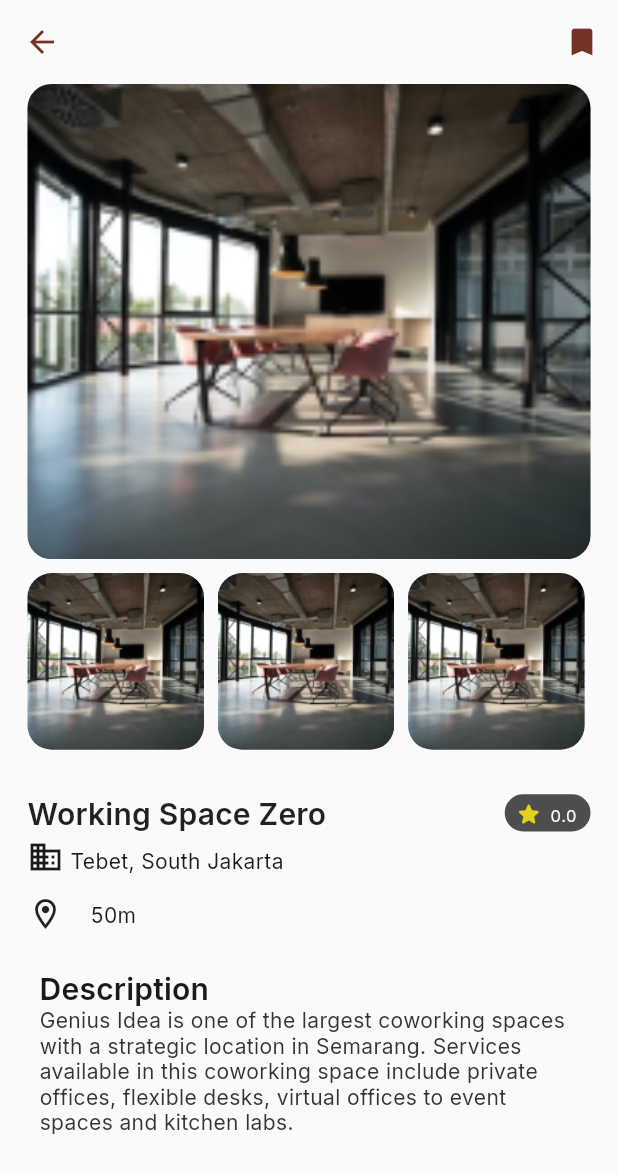
After one commit to Kelompok3-Office-Booking/flutter, a Flutter app: the OfficeDetailScreen screen opened directly, on a phone screen of 412 x 824 dp. The commit adds this screen. Shown: the top 1173 px of the screen. Run offline on Flutter 3.47's test engine with Material 2 defaults, Android fonts, the phone set to English and light mode, and no system bars; our stand-ins replace animated_splash_screen, carousel_slider, flutter_spinkit, flutter_svg, fluttertoast, geocoding and 5 more.

Commit message:
unfinished office detail

```diff
--- a/betterspace/lib/src/screen/landing/on_boarding_screen/on_boarding_view.dart
+++ b/betterspace/lib/src/screen/landing/on_boarding_screen/on_boarding_view.dart
@@ -2,6 +2,7 @@ import 'package:betterspace/src/model/onboarding_model.dart';
 import 'package:betterspace/src/screen/landing/on_boarding_screen/on_boarding_screen.dart';
 import 'package:betterspace/src/utils/adapt_size.dart';
 import 'package:betterspace/src/utils/colors.dart';
+import 'package:betterspace/src/view_model/get_location_view_model.dart';
 import 'package:betterspace/src/view_model/navigasi_view_model.dart';
 import 'package:betterspace/src/view_model/onboarding_view_model.dart';
 import 'package:betterspace/src/widget/widget/button_widget.dart';
@@ -19,6 +20,12 @@ class OnBoardinView extends StatefulWidget {
 
 class _OnBoardinViewState extends State<OnBoardinView> {
   final PageController _pageController = PageController();
+
+  initState() {
+    super.initState();
+    Provider.of<GetLocationViewModel>(context, listen: false)
+        .checkAndGetPosition();
+  }
 
   @override
   void dispose() {
--- a/betterspace/lib/src/utils/adapt_size.dart
+++ b/betterspace/lib/src/utils/adapt_size.dart
@@ -9,7 +9,23 @@ class AdaptSize {
     screenHeight = _mediaQueryData.size.height;
     dynamicBodyTextMedium = _mediaQueryData.size.height * .014;
     dynamicBodyTextMedium = _mediaQueryData.size.height / 1000 * 12;
+
+    //padding
     paddingTop = _mediaQueryData.padding.top;
+    pixel2 = _mediaQueryData.size.width / 180;
+    pixel3 = _mediaQueryData.size.width / 120;
+    pixel4 = _mediaQueryData.size.width / 90;
+    pixel5 = _mediaQueryData.size.width / 72;
+    pixel6 = _mediaQueryData.size.width / 60;
+    pixel8 = _mediaQueryData.size.width / 45;
+    pixel10 = _mediaQueryData.size.width / 36;
+    pixel16 = _mediaQueryData.size.width / 22.5;
+    pixel18 = _mediaQueryData.size.width / 20;
+    pixel20 = _mediaQueryData.size.width / 18;
+    pixel22 = _mediaQueryData.size.width / 16.40;
+    pixel26 = _mediaQueryData.size.width / 13.9;
+    pixel28 = _mediaQueryData.size.width / 12.9;
+    pixel34 = _mediaQueryData.size.width / 10.6;
   }
 
   static late MediaQueryData _mediaQueryData;
@@ -17,5 +33,21 @@ class AdaptSize {
   static late double screenHeight;
   static late double dynamicBodyTextMedium;
   static late double dynamicBodyTextSmall;
+
+  //dynamic padding
   static late double paddingTop;
+  static late double pixel2;
+  static late double pixel4;
+  static late double pixel3;
+  static late double pixel5;
+  static late double pixel6;
+  static late double pixel8;
+  static late double pixel10;
+  static late double pixel16;
+  static late double pixel18;
+  static late double pixel20;
+  static late double pixel22;
+  static late double pixel26;
+  static late double pixel28;
+  static late double pixel34;
 }
--- a/betterspace/lib/src/utils/colors.dart
+++ b/betterspace/lib/src/utils/colors.dart
@@ -3,6 +3,7 @@ import 'package:flutter/material.dart';
 
 class MyColor {
   static HexColor redColor = HexColor('FF5C3C');
+  static HexColor starYellow = HexColor('E5D11A');
   static HexColor darkColor = HexColor('121721');
   static HexColor dark700Color = HexColor('3A3E46');
   static HexColor grayLightColor = HexColor('6E7A95');
--- a/betterspace/lib/src/view_model/login_view_model.dart
+++ b/betterspace/lib/src/view_model/login_view_model.dart
@@ -1,4 +1,3 @@
-import 'package:betterspace/src/view_model/get_location_view_model.dart';
 import 'package:betterspace/src/view_model/navigasi_view_model.dart';
 import 'package:flutter/cupertino.dart';
 import 'package:provider/provider.dart';
@@ -11,7 +10,7 @@ class LoginViewModel with ChangeNotifier {
   void userLogin(context) async {
     _isLoading = !_isLoading;
     notifyListeners();
-    Provider.of<GetLocationViewModel>(context, listen: false).checkAndGetPosition();
+
     await Future.delayed(const Duration(seconds: 3));
     _isLoading = false;
     notifyListeners();
--- a/betterspace/lib/src/view_model/navigasi_view_model.dart
+++ b/betterspace/lib/src/view_model/navigasi_view_model.dart
@@ -7,6 +7,7 @@ import 'package:betterspace/src/screen/menu/home/notification_screen.dart';
 import 'package:betterspace/src/screen/menu/home/search_space_screen.dart';
 
 import 'package:betterspace/src/screen/menu_screen.dart';
+import 'package:betterspace/src/widget/home_widget/office_detail_widget/office_detail_screen.dart';
 import 'package:flutter/cupertino.dart';
 
 class NavigasiViewModel with ChangeNotifier {
@@ -51,6 +52,15 @@ class NavigasiViewModel with ChangeNotifier {
     Navigator.of(context).pushAndRemoveUntil(
         CupertinoPageRoute(
           builder: (context) => const RegisterScreen(),
+        ),
+        (route) => false);
+  }
+
+  /// navigasi onboarding ke register screen
+  void navigasiToOfficeDetail(BuildContext context) {
+    Navigator.of(context).pushAndRemoveUntil(
+        CupertinoPageRoute(
+          builder: (context) => const OfficeDetailScreen(),
         ),
         (route) => false);
   }
--- /dev/null
+++ b/betterspace/lib/src/widget/home_widget/office_detail_widget/office_detail_screen.dart
@@ -0,0 +1,285 @@
+import 'package:betterspace/src/utils/adapt_size.dart';
+import 'package:betterspace/src/utils/colors.dart';
+import 'package:betterspace/src/widget/widget/icon_with_label.dart';
+import 'package:betterspace/src/widget/widget/transparent_appbar.dart';
+import 'package:flutter/cupertino.dart';
+import 'package:flutter/material.dart';
+import 'package:flutter/src/widgets/container.dart';
+import 'package:flutter/src/widgets/framework.dart';
+
+class OfficeDetailScreen extends StatefulWidget {
+  const OfficeDetailScreen({super.key});
+
+  @override
+  State<OfficeDetailScreen> createState() => _OfficeDetailScreenState();
+}
+
+class _OfficeDetailScreenState extends State<OfficeDetailScreen> {
+  @override
+  Widget build(BuildContext context) {
+    AdaptSize.size(context: context);
+    return Scaffold(
+      appBar: transparentAppbarWidget(
+        context: context,
+        leadingIcon: IconButton(
+          onPressed: () {},
+          icon: Icon(
+            Icons.arrow_back,
+            color: MyColor.danger100,
+          ),
+        ),
+        actionIcon: [
+          IconButton(
+              onPressed: () {},
+              icon: Icon(
+                Icons.bookmark,
+                color: MyColor.danger100,
+              ))
+        ],
+      ),
+      body: Padding(
+        padding:
+            EdgeInsets.only(right: AdaptSize.pixel16, left: AdaptSize.pixel16),
+        child: ListView(
+          children: [
+            Padding(
+              padding: EdgeInsets.only(bottom: AdaptSize.pixel18),
+              child: SizedBox(
+                height: ((AdaptSize.screenWidth / 1.097) * 1.2),
+                width: AdaptSize.screenWidth / 1.097,
+                child: Column(
+                  children: [
+                    Padding(
+                      padding: EdgeInsets.only(bottom: AdaptSize.pixel8),
+                      child: SizedBox(
+                        height: AdaptSize.screenWidth / 1.3,
+                        width: AdaptSize.screenWidth / 1.097,
+                        child: ClipRRect(
+                          borderRadius: BorderRadius.circular(16),
+                          child: Image(
+                            image: AssetImage(
+                                "assets/image_assets/space_image/space1.png"),
+                            fit: BoxFit.cover,
+                          ),
+                        ),
+                      ),
+                    ),
+                    SizedBox(
+                        height: AdaptSize.screenWidth / 3.5,
+                        width: AdaptSize.screenWidth / 1.097,
+                        child: ListView(
+                          scrollDirection: Axis.horizontal,
+                          children: [
+                            Padding(
+                              padding: EdgeInsets.only(right: AdaptSize.pixel8),
+                              child: SizedBox(
+                                height: AdaptSize.screenWidth / 3.5,
+                                width: AdaptSize.screenWidth / 3.5,
+                                child: ClipRRect(
+                                  borderRadius: BorderRadius.circular(16),
+                                  child: Image(
+                                    image: AssetImage(
+                                        "assets/image_assets/space_image/space1.png"),
+                                    fit: BoxFit.cover,
+                                  ),
+                                ),
+                              ),
+                            ),
+                            Padding(
+                              padding: EdgeInsets.only(right: AdaptSize.pixel8),
+                              child: SizedBox(
+                                height: AdaptSize.screenWidth / 3.5,
+                                width: AdaptSize.screenWidth / 3.5,
+                                child: ClipRRect(
+                                  borderRadius: BorderRadius.circular(16),
+                                  child: Image(
+                                    image: AssetImage(
+                                        "assets/image_assets/space_image/space1.png"),
+                                    fit: BoxFit.cover,
+                                  ),
+                                ),
+                              ),
+                            ),
+                            Padding(
+                              padding: EdgeInsets.only(right: AdaptSize.pixel8),
+                              child: SizedBox(
+                                height: AdaptSize.screenWidth / 3.5,
+                                width: AdaptSize.screenWidth / 3.5,
+                                child: ClipRRect(
+                                  borderRadius: BorderRadius.circular(16),
+                                  child: Image(
+                                    image: AssetImage(
+                                        "assets/image_assets/space_image/space1.png"),
+                                    fit: BoxFit.cover,
+                                  ),
+                                ),
+                              ),
+                            ),
+                            Padding(
+                              padding: EdgeInsets.only(right: AdaptSize.pixel8),
+                              child: SizedBox(
+                                height: AdaptSize.screenWidth / 3.5,
+                                width: AdaptSize.screenWidth / 3.5,
+                                child: ClipRRect(
+                                  borderRadius: BorderRadius.circular(16),
+                                  child: Image(
+                                    image: AssetImage(
+                                        "assets/image_assets/space_image/space1.png"),
+                                    fit: BoxFit.cover,
+                                  ),
+                                ),
+                              ),
+                            ),
+                          ],
+                        )),
+                  ],
+                ),
+              ),
+            ),
+            Padding(
+              padding: EdgeInsets.only(bottom: AdaptSize.pixel8),
+              child: SizedBox(
+                height: AdaptSize.screenWidth / 4,
+                width: AdaptSize.screenWidth / 1.097,
+                child: Column(
+                  children: [
+                    SizedBox(
+                      height: AdaptSize.screenWidth / 12.9,
+                      child: Row(
+                        children: [
+                          Text(
+                            "Working Space Zero",
+                            style: Theme.of(context).textTheme.headline6,
+                          ),
+                          Spacer(),
+                          SizedBox(
+                              width: AdaptSize.screenWidth / 7.2,
+                              height: AdaptSize.screenWidth / 15,
+                              child: Stack(
+                                children: [
+                                  SizedBox(
+                                    width: AdaptSize.screenWidth / 4,
+                                    height: AdaptSize.screenHeight / 33.3,
+                                    child: DecoratedBox(
+                                      decoration: BoxDecoration(
+                                          color: MyColor.neutral300,
+                                          border: Border.all(
+                                              width: 1,
+                                              color: MyColor.neutral300),
+                                          borderRadius:
+                                              BorderRadius.circular(42)),
+                                    ),
+                                  ),
+                                  Positioned(
+                                    top: AdaptSize.pixel4,
+                                    bottom: AdaptSize.pixel4,
+                                    right: AdaptSize.pixel8,
+                                    left: AdaptSize.pixel6,
+                                    child: SizedBox(
+                                      height: AdaptSize.pixel16,
+                                      width: AdaptSize.pixel34,
+                                      child: Row(
+                                        children: [
+                                          Icon(
+                                            Icons.star_rounded,
+                                            color: MyColor.starYellow,
+                                            size: AdaptSize.pixel16,
+                                          ),
+                                          Spacer(),
+                                          Text(
+                                            "0.0",
+                                            style: Theme.of(context)
+                                                .textTheme
+                                                .bodySmall!
+                                                .copyWith(
+                                                    color: MyColor.neutral900,
+                                                    fontSize: 11),
+                                          ),
+                                        ],
+                                      ),
+                                    ),
+                                  ),
+                                ],
+                              )),
+                        ],
+                      ),
+                    ),
+                    Padding(
+                      padding: EdgeInsets.only(bottom: AdaptSize.pixel10),
+                      child: SizedBox(
+                        height: AdaptSize.pixel20,
+                        child: Row(
+                          children: [
+                            Padding(
+                              padding: EdgeInsets.only(
+                                right: AdaptSize.pixel4,
+                              ),
+                              child: Icon(
+                                Icons.domain,
+                                color: MyColor.neutral100,
+                                size: 24,
+                              ),
+                            ),
+                            Padding(
+                              padding: EdgeInsets.only(top: AdaptSize.pixel5),
+                              child: Text(
+                                "Tebet, South Jakarta",
+                                style: Theme.of(context)
+                                    .textTheme
+                                    .bodyMedium!
+                                    .copyWith(color: MyColor.neutral100),
+                              ),
+                            ),
+                          ],
+                        ),
+                      ),
+                    ),
+                    SizedBox(
+                        height: AdaptSize.pixel28,
+                        child: IconWithLabel().asrow(
+                            usedIcon: Icon(Icons.location_on_outlined),
+                            labelText: Text("50m",
+                                style: Theme.of(context)
+                                    .textTheme
+                                    .bodyMedium!
+                                    .copyWith(
+                                      color: MyColor.neutral100,
+                                    )),
+                            spacer: AdaptSize.pixel16))
+                  ],
+                ),
+              ),
+            ),
+            Padding(
+              padding: EdgeInsets.all(8.0),
+              child: SizedBox(
+                height: AdaptSize.screenWidth / 3,
+                child: Column(
+                  crossAxisAlignment: CrossAxisAlignment.start,
+                  children: [
+                    Text(
+                      "Description",
+                      style: Theme.of(context).textTheme.headline6!.copyWith(
+                            color: MyColor.neutral100,
+                          ),
+                    ),
+                    Expanded(
+                      child: Text(
+                        "Genius Idea is one of the largest coworking spaces with a strategic location in Semarang. Services available in this coworking space include private offices, flexible desks, virtual offices to event spaces and kitchen labs.",
+                        style: Theme.of(context)
+                            .textTheme
+                            .bodyMedium!
+                            .copyWith(color: MyColor.neutral200),
+                        overflow: TextOverflow.visible,
+                      ),
+                    )
+                  ],
+                ),
+              ),
+            )
+          ],
+        ),
+      ),
+    );
+  }
+}
--- /dev/null
+++ b/betterspace/lib/src/widget/widget/icon_with_label.dart
@@ -0,0 +1,21 @@
+import 'package:flutter/material.dart';
+import 'package:flutter/src/widgets/container.dart';
+import 'package:flutter/src/widgets/framework.dart';
+
+class IconWithLabel {
+  Row asrow(
+      {required Icon usedIcon,
+      required Text labelText,
+      required double spacer}) {
+    return Row(
+      mainAxisAlignment: MainAxisAlignment.start,
+      children: [
+        Padding(
+          padding: EdgeInsets.only(right: spacer),
+          child: usedIcon,
+        ),
+        labelText
+      ],
+    );
+  }
+}
--- a/betterspace/lib/src/widget/widget/transparent_appbar.dart
+++ b/betterspace/lib/src/widget/widget/transparent_appbar.dart
@@ -1,17 +1,17 @@
 import 'package:flutter/material.dart';
 
-Widget transparentAppbarWidge(
+dynamic transparentAppbarWidget(
     {required BuildContext context,
-    required Text titles,
+    Text? titles,
     double? titleSpacer,
     IconButton? leadingIcon,
-    IconButton? actionIcon}) {
+    List<IconButton>? actionIcon}) {
   return AppBar(
     titleSpacing: titleSpacer,
     backgroundColor: Colors.transparent,
     elevation: 0,
     leading: leadingIcon,
     title: titles,
-    actions: [actionIcon!],
+    actions: actionIcon,
   );
 }
```
